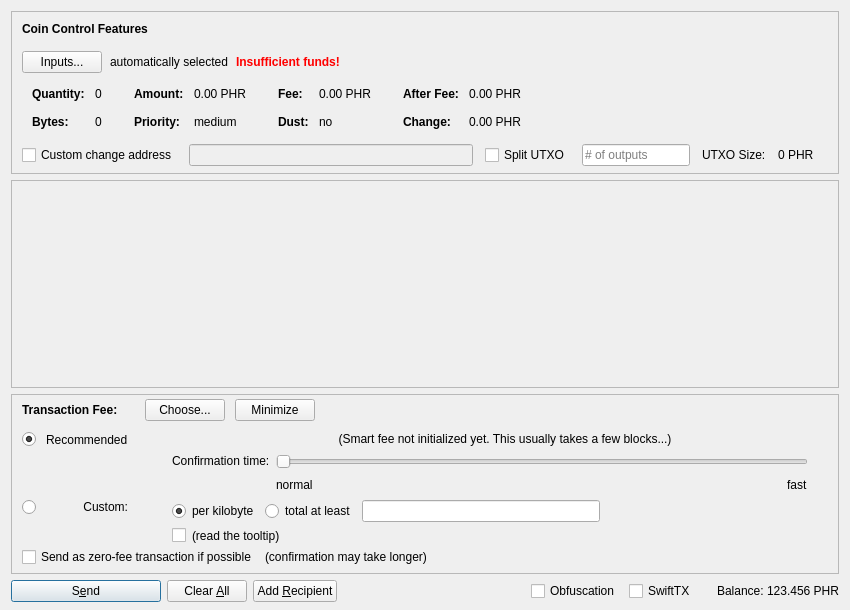
Qt form src/qt/forms/sendcoinsdialog.ui (phoreproject/Phore-old) before a commit.
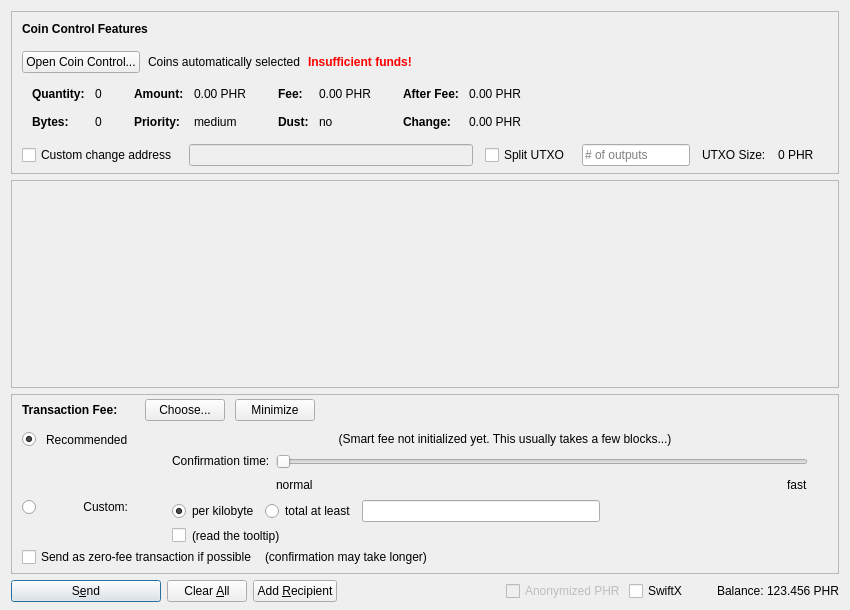
The same form after that commit. Icons and pictures are not drawn. Custom widgets are drawn as their Qt base class.

Patch:
```diff
--- a/src/qt/forms/sendcoinsdialog.ui
+++ b/src/qt/forms/sendcoinsdialog.ui
@@ -107,7 +107,7 @@
              <string notr="true"/>
             </property>
             <property name="text">
-             <string>Inputs...</string>
+             <string>Open Coin Control...</string>
             </property>
             <property name="autoDefault">
              <bool>false</bool>
@@ -117,7 +117,7 @@
           <item>
            <widget class="QLabel" name="labelCoinControlAutomaticallySelected">
             <property name="text">
-             <string>automatically selected</string>
+             <string>Coins automatically selected</string>
             </property>
             <property name="margin">
              <number>5</number>
@@ -1385,19 +1385,13 @@
         <number>3</number>
        </property>
        <item>
-        <widget class="QCheckBox" name="checkUseObfuscation">
-         <property name="minimumSize">
-          <size>
-           <width>95</width>
-           <height>0</height>
-          </size>
-         </property>
-         <property name="text">
-          <string>Obfuscation</string>
-         </property>
-         <property name="checked">
+        <widget class="QCheckBox" name="checkzPHR">
+         <property name="enabled">
           <bool>false</bool>
          </property>
+         <property name="text">
+          <string>Anonymized PHR</string>
+         </property>
         </widget>
        </item>
        <item>
@@ -1412,7 +1406,7 @@
           </size>
          </property>
          <property name="text">
-          <string>SwiftTX</string>
+          <string>SwiftX</string>
          </property>
         </widget>
        </item>
```
Left out of the diff: 2 changed lines with no effect on the pictures.
